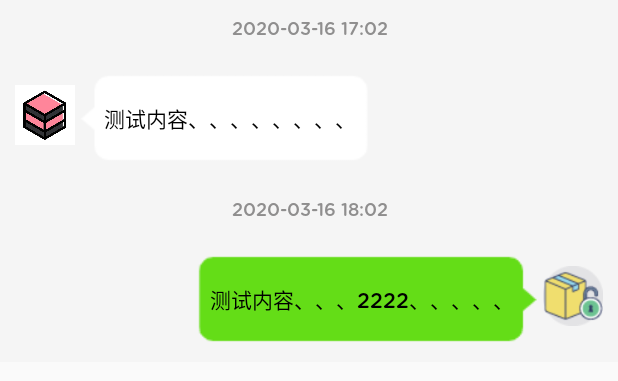
After one commit to MrKrisYu/EasyBox, an Android app: the layout activity_chatitem.xml on its own in the app's theme, with its tools: preview values and no code run, on a phone screen of 412 x 824 dp. The commit adds this screen. Shown: the top 381 px of the screen. Run offline under Robolectric (Android 15) with nearby library versions, the phone set to English and light mode, and no system bars.

Commit message:
即时通讯（服务绑定待完成）

```diff
--- /dev/null
+++ b/app/src/main/res/layout/activity_chatitem.xml
@@ -0,0 +1,111 @@
+<?xml version="1.0" encoding="utf-8"?>
+<LinearLayout xmlns:android="http://schemas.android.com/apk/res/android"
+    xmlns:app="http://schemas.android.com/apk/res-auto"
+    android:orientation="vertical"
+    android:layout_width="match_parent"
+    android:layout_height="wrap_content"
+    android:background="@color/fragment_background">
+    <!--  左边部分  -->
+    <RelativeLayout
+        android:layout_height="wrap_content"
+        android:layout_width="match_parent"
+        android:background="@color/fragment_background"
+        android:padding="@dimen/default_paddingTop"
+        android:id="@+id/chatitem_left">
+        <TextView
+            android:id="@+id/chatitem_left_tv_time"
+            android:gravity="center"
+            android:layout_width="match_parent"
+            android:layout_height="wrap_content"
+            android:text="2020-03-16 17:02"
+            android:fontFamily="@font/gotham"
+            android:textSize="12sp"
+            android:textColor="@color/text_color_grey"/>
+        <RelativeLayout
+            android:id="@+id/chatitem_left_rl"
+            android:layout_width="wrap_content"
+            android:layout_height="wrap_content"
+            android:layout_below="@id/chatitem_left_tv_time"
+            android:layout_marginTop="@dimen/default_margin"
+            android:layout_alignParentStart="true"
+            android:gravity="start">
+            <ImageView
+                android:id="@+id/chatitem_left_head_pic"
+                android:layout_width="40dp"
+                android:layout_height="40dp"
+                android:layout_marginTop="10dp"
+                android:layout_alignParentStart="true"
+                android:src="@drawable/logo" />
+            <LinearLayout
+                android:id="@+id/chatitem_left_ll_content"
+                android:layout_width="wrap_content"
+                android:layout_height="wrap_content"
+                android:orientation="horizontal"
+                android:layout_alignParentTop="true"
+                android:layout_toEndOf="@id/chatitem_left_head_pic"
+                android:background="@drawable/opposite_bubble_bg"
+                android:gravity="center">
+                <TextView
+                    android:id="@+id/chatitem_left_tv_content"
+                    android:layout_width="wrap_content"
+                    android:layout_height="wrap_content"
+                    android:fontFamily="@font/gotham"
+                    android:textSize="14sp"
+                    android:textColor="@color/tab_black"
+                    android:text="测试内容、、、、、、、、"/>
+            </LinearLayout>
+        </RelativeLayout>
+    </RelativeLayout>
+
+    <!--  右边部分  -->
+    <RelativeLayout
+        android:layout_height="wrap_content"
+        android:layout_width="match_parent"
+        android:background="@color/fragment_background"
+        android:padding="@dimen/default_paddingTop"
+        android:id="@+id/chatitem_right">
+        <TextView
+            android:id="@+id/chatitem_right_tv_time"
+            android:gravity="center"
+            android:layout_width="match_parent"
+            android:layout_height="wrap_content"
+            android:text="2020-03-16 18:02"
+            android:fontFamily="@font/gotham"
+            android:textSize="12sp"
+            android:textColor="@color/text_color_grey"/>
+        <RelativeLayout
+            android:id="@+id/chatitem_right_rl"
+            android:layout_width="wrap_content"
+            android:layout_height="wrap_content"
+            android:layout_below="@id/chatitem_right_tv_time"
+            android:layout_marginTop="@dimen/default_margin"
+            android:layout_alignParentEnd="true"
+            android:gravity="end">
+            <ImageView
+                android:id="@+id/chatitem_right_head_pic"
+                android:layout_width="40dp"
+                android:layout_height="40dp"
+                android:layout_marginTop="10dp"
+                android:layout_alignParentEnd="true"
+                android:src="@drawable/open_box"/>
+            <LinearLayout
+                android:id="@+id/chatitem_right_ll_content"
+                android:layout_width="wrap_content"
+                android:layout_height="wrap_content"
+                android:orientation="horizontal"
+                android:layout_alignParentTop="true"
+                android:layout_toStartOf="@id/chatitem_right_head_pic"
+                android:background="@drawable/my_bubble_bg"
+                android:gravity="center">
+                <TextView
+                    android:id="@+id/chatitem_right_tv_content"
+                    android:layout_width="wrap_content"
+                    android:layout_height="wrap_content"
+                    android:fontFamily="@font/gotham"
+                    android:textSize="14sp"
+                    android:textColor="@color/tab_black"
+                    android:text="测试内容、、、2222、、、、、"/>
+            </LinearLayout>
+        </RelativeLayout>
+    </RelativeLayout>
+</LinearLayout>
```
Also changed, not shown: app/src/main/java/com/krisyu/easybox/activity/bottom_navigation/NormalActivity.java (+13 -4 lines), app/src/main/java/com/krisyu/easybox/activity/bottom_navigation/normal/message_fragment/ChatActivity.java (+71 -4 lines), app/src/main/java/com/krisyu/easybox/activity/bottom_navigation/normal/message_fragment/ChatAdapter.java (added, +92 -0 lines), app/src/main/java/com/krisyu/easybox/activity/bottom_navigation/normal/message_fragment/ChatItem.java (added, +64 -0 lines), app/src/main/java/com/krisyu/easybox/activity/bottom_navigation/normal/message_fragment/MessageFragment.java (+12 -2 lines), app/src/main/java/com/krisyu/easybox/service/JWebSocketClientService.java (+139 -2 lines), app/src/main/res/layout/activity_chat.xml (+35 -1 lines), app/src/main/res/layout/fragment_mine.xml (+17 -14 lines).
